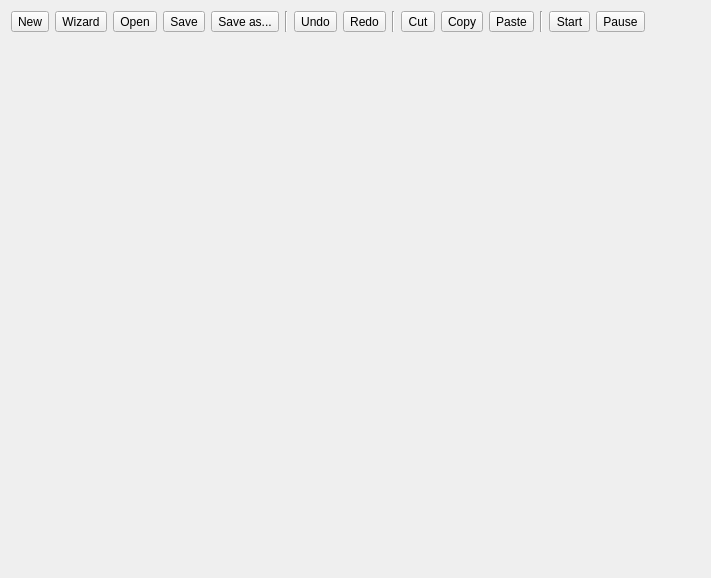
awacha/cct, file cct/qtgui2/main/scripting/scripting.ui: the form before one commit.
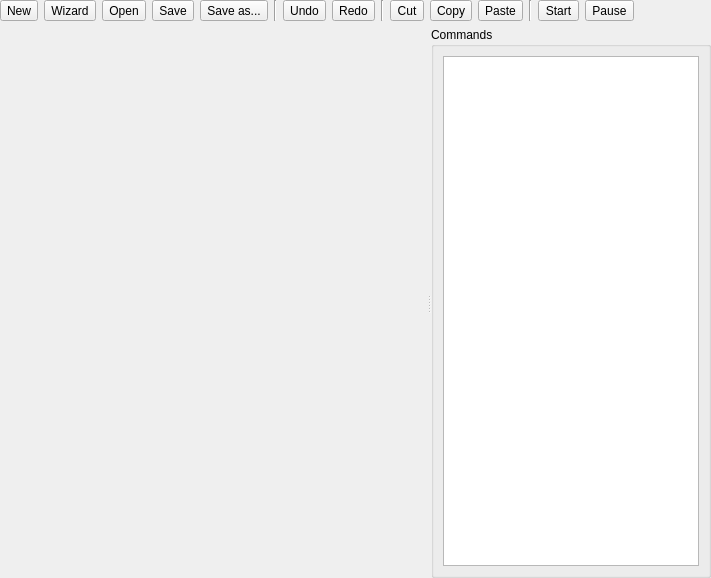
The form after the commit. Icons and pictures are not drawn.

Commit message: Scripting more-or-less works

Patch:
```diff
--- a/cct/qtgui2/main/scripting/scripting.ui
+++ b/cct/qtgui2/main/scripting/scripting.ui
@@ -13,7 +13,19 @@
   <property name="windowTitle">
    <string>Form</string>
   </property>
-  <layout class="QVBoxLayout" name="verticalLayout">
+  <layout class="QVBoxLayout" name="verticalLayout_2">
+   <property name="leftMargin">
+    <number>0</number>
+   </property>
+   <property name="topMargin">
+    <number>0</number>
+   </property>
+   <property name="rightMargin">
+    <number>0</number>
+   </property>
+   <property name="bottomMargin">
+    <number>0</number>
+   </property>
    <item>
     <layout class="QHBoxLayout" name="horizontalLayout">
      <item>
@@ -188,7 +200,17 @@
     <layout class="QHBoxLayout" name="flagsHorizontalLayout"/>
    </item>
    <item>
+    <widget class="QSplitter" name="splitter">
+     <property name="orientation">
+      <enum>Qt::Horizontal</enum>
+     </property>
     <widget class="QTabWidget" name="tabWidget">
+      <property name="sizePolicy">
+       <sizepolicy hsizetype="Expanding" vsizetype="Expanding">
+        <horstretch>1</horstretch>
+        <verstretch>0</verstretch>
+       </sizepolicy>
+      </property>
      <property name="currentIndex">
       <number>-1</number>
      </property>
@@ -198,6 +220,30 @@
      <property name="tabsClosable">
       <bool>true</bool>
      </property>
+     </widget>
+     <widget class="QGroupBox" name="groupBox">
+      <property name="sizePolicy">
+       <sizepolicy hsizetype="Maximum" vsizetype="Preferred">
+        <horstretch>0</horstretch>
+        <verstretch>0</verstretch>
+       </sizepolicy>
+      </property>
+      <property name="title">
+       <string>Commands</string>
+      </property>
+      <layout class="QVBoxLayout" name="verticalLayout">
+       <item>
+        <widget class="QListWidget" name="listWidget">
+         <property name="sizePolicy">
+          <sizepolicy hsizetype="Maximum" vsizetype="Expanding">
+           <horstretch>0</horstretch>
+           <verstretch>0</verstretch>
+          </sizepolicy>
+         </property>
+        </widget>
+       </item>
+      </layout>
+     </widget>
     </widget>
    </item>
   </layout>
```
Lines whose indentation alone changed are shown as unchanged. The commit also changes 3 other files.
